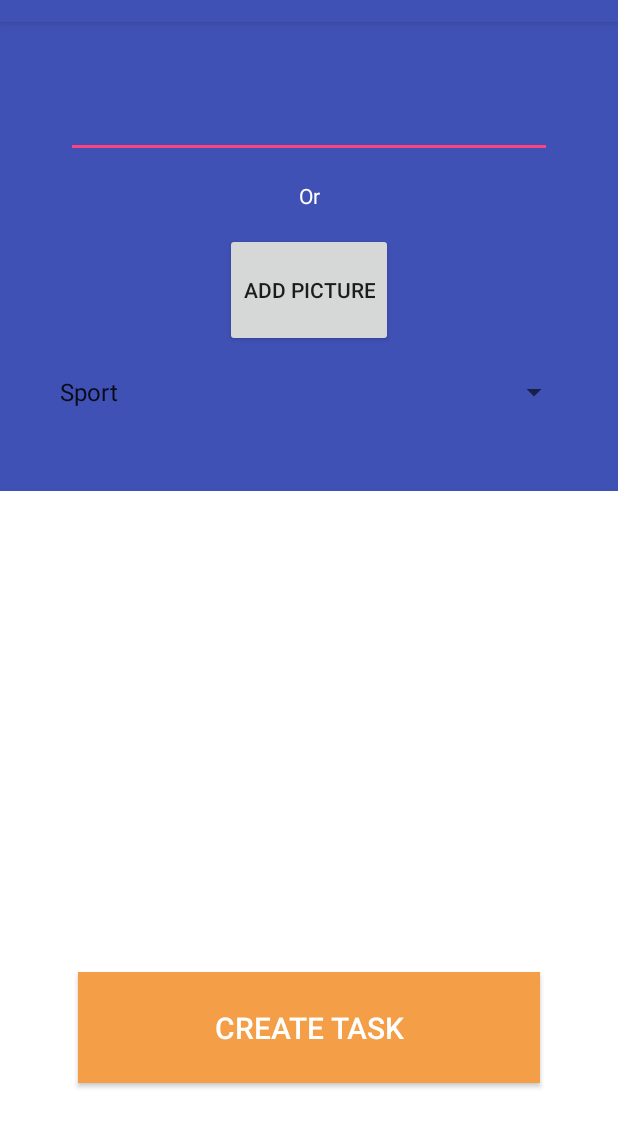
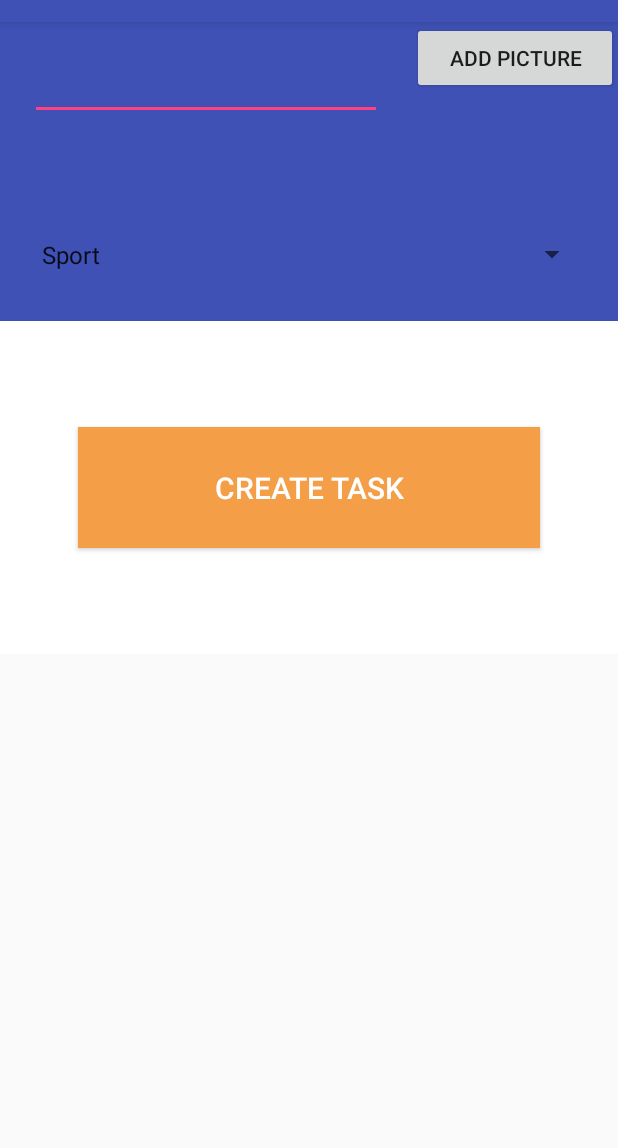
Before and after one commit to hpiso/zyla, an Android app: the CreateTaskActivity screen opened directly, with no data from a screen before it, on a phone screen of 412 x 824 dp, the part 62-1210 px from its top. Run offline under Robolectric (Android 15) with nearby library versions, the phone set to English and light mode, and no system bars.

Commit message:
change design create task

```diff
--- a/app/src/main/res/layout/create_task.xml
+++ b/app/src/main/res/layout/create_task.xml
@@ -9,17 +9,25 @@
 
 
     <LinearLayout
-        android:orientation="vertical"
+        android:orientation="horizontal"
         android:layout_width="match_parent"
         android:layout_height="wrap_content"
         android:background="?attr/colorPrimary"
         android:gravity="center"
-        android:weightSum="1"
         android:id="@+id/textParentLayout"
-        android:layout_weight="0.33">
+        android:layout_weight="0.05">
+
+        <LinearLayout
+            android:orientation="horizontal"
+            android:layout_width="match_parent"
+            android:layout_height="match_parent"
+            android:layout_weight="0.5"
+            android:id="@+id/left"
+            android:gravity="center"
+            android:padding="20dp">
 
             <EditText
-            android:layout_width="324dp"
+                android:layout_width="fill_parent"
                 android:layout_height="wrap_content"
                 android:id="@+id/taskDescription"
                 android:layout_gravity="center_horizontal"
@@ -27,16 +35,14 @@
                 android:inputType="textCapSentences|textAutoCorrect"
                 android:lines="2"
                 android:maxLines="3" />
+        </LinearLayout>
 
-        <TextView
+        <LinearLayout
+            android:orientation="horizontal"
             android:layout_width="match_parent"
-            android:layout_height="wrap_content"
-            android:textAppearance="?android:attr/textAppearanceSmall"
-            android:text="Or"
-            android:id="@+id/textView"
-            android:gravity="center"
-            android:textColor="#fff"
-            android:layout_marginTop="15dp" />
+            android:layout_height="match_parent"
+            android:layout_weight="1"
+            android:id="@+id/right">
 
             <Button
                 android:layout_width="wrap_content"
@@ -47,13 +53,17 @@
                 android:layout_weight="0.21"
                 android:layout_marginTop="15dp"
                 android:layout_marginBottom="10dp" />
+        </LinearLayout>
 
-        <Spinner
-            android:layout_width="348dp"
-            android:layout_height="wrap_content"
-            android:id="@+id/spinnerCategories"
-            android:layout_gravity="center_horizontal"
-            android:layout_weight="0.12" />
+        <!--<TextView-->
+            <!--android:layout_width="match_parent"-->
+            <!--android:layout_height="wrap_content"-->
+            <!--android:textAppearance="?android:attr/textAppearanceSmall"-->
+            <!--android:text="Or"-->
+            <!--android:id="@+id/textView"-->
+            <!--android:gravity="center"-->
+            <!--android:textColor="#fff"-->
+            <!--android:layout_marginTop="15dp" />-->
 
     </LinearLayout>
 
@@ -61,12 +71,19 @@
     <LinearLayout
         android:orientation="vertical"
         android:layout_width="match_parent"
-        android:layout_height="117dp"
+        android:layout_height="88dp"
         android:baselineAligned="false"
-        android:background="#fff"
+        android:background="?attr/colorPrimary"
         android:weightSum="1"
-        android:layout_weight="0.36">
+        android:gravity="center_vertical"
+        android:padding="20dp">
 
+        <Spinner
+            android:layout_width="fill_parent"
+            android:layout_height="wrap_content"
+            android:id="@+id/spinnerCategories"
+            android:layout_weight="0.49"
+            android:layout_gravity="center" />
     </LinearLayout>
 
     <LinearLayout
```
Lines whose indentation alone changed are shown as unchanged.
